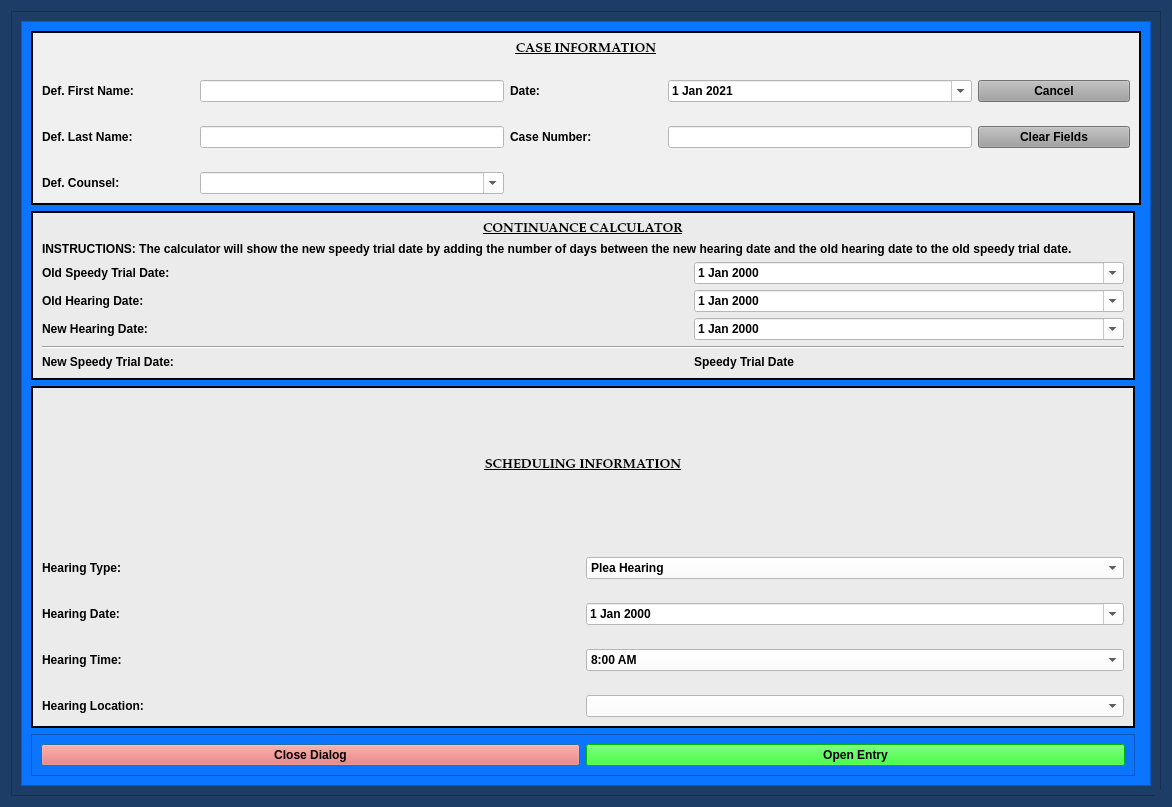
Above: munientry/views/ui/GeneralNoticeOfHearingDialog.ui from HunterProgram22/MuniEntry before the change. Below: the same form after it.
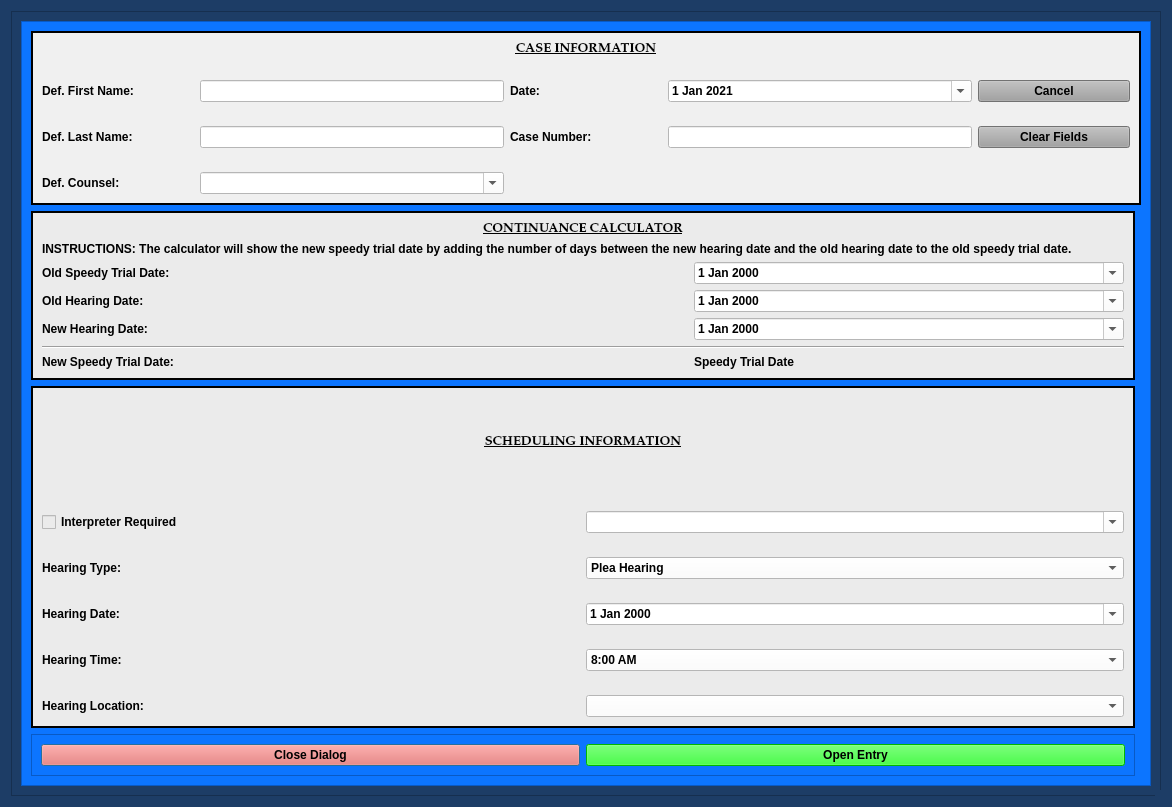
That is the form after the change. Custom widgets are drawn as their Qt base class.

Commit message: Starting to add interpreter for scheduling.

```diff
--- a/munientry/views/ui/GeneralNoticeOfHearingDialog.ui
+++ b/munientry/views/ui/GeneralNoticeOfHearingDialog.ui
@@ -180,8 +180,8 @@
           <rect>
            <x>0</x>
            <y>0</y>
-           <width>1144</width>
-           <height>750</height>
+           <width>1132</width>
+           <height>767</height>
           </rect>
          </property>
          <layout class="QGridLayout" name="gridLayout_2">
@@ -423,63 +423,50 @@
             </property>
             <layout class="QGridLayout" name="gridLayout_6">
              <item row="0" column="0">
-              <layout class="QGridLayout" name="gridLayout_3" rowstretch="1,0,0,0,0">
+              <layout class="QGridLayout" name="gridLayout_3" rowstretch="1,0,0,0,0,0">
                <property name="verticalSpacing">
                 <number>24</number>
                </property>
-               <item row="3" column="0">
+               <item row="3" column="1">
+                <widget class="NoScrollDateEdit" name="hearing_date">
+                 <property name="styleSheet">
+                  <string notr="true">color: rgb(0, 0, 0);
+background-color: rgb(255, 255, 255);</string>
+                 </property>
+                 <property name="calendarPopup">
+                  <bool>true</bool>
+                 </property>
+                </widget>
+               </item>
+               <item row="4" column="0">
                 <widget class="QLabel" name="label_4">
                  <property name="text">
                   <string>Hearing Time:</string>
                  </property>
                 </widget>
                </item>
-               <item row="2" column="0">
+               <item row="3" column="0">
                 <widget class="QLabel" name="hearing_date_label">
                  <property name="text">
                   <string>Hearing Date:</string>
                  </property>
                 </widget>
                </item>
-               <item row="2" column="1">
-                <widget class="NoScrollDateEdit" name="hearing_date">
-                 <property name="styleSheet">
-                  <string notr="true">color: rgb(0, 0, 0);
-background-color: rgb(255, 255, 255);</string>
-                 </property>
-                 <property name="calendarPopup">
-                  <bool>true</bool>
-                 </property>
-                </widget>
-               </item>
-               <item row="0" column="0" colspan="2">
-                <widget class="QLabel" name="label_5">
-                 <property name="font">
-                  <font>
-                   <family>Palatino Linotype</family>
-                   <pointsize>10</pointsize>
-                   <weight>75</weight>
-                   <italic>false</italic>
-                   <bold>true</bold>
-                   <underline>true</underline>
-                  </font>
-                 </property>
+               <item row="5" column="0">
+                <widget class="QLabel" name="label_7">
                  <property name="text">
-                  <string>SCHEDULING INFORMATION</string>
-                 </property>
-                 <property name="alignment">
-                  <set>Qt::AlignCenter</set>
+                  <string>Hearing Location:</string>
                  </property>
                 </widget>
                </item>
-               <item row="1" column="0">
+               <item row="2" column="0">
                 <widget class="QLabel" name="hearing_type_label">
                  <property name="text">
                   <string>Hearing Type:</string>
                  </property>
                 </widget>
                </item>
-               <item row="3" column="1">
+               <item row="4" column="1">
                 <widget class="NoScrollComboBox" name="hearing_time_box">
                  <property name="styleSheet">
                   <string notr="true">background-color: rgb(255, 255, 255);</string>
@@ -631,14 +618,27 @@
                  </item>
                 </widget>
                </item>
-               <item row="4" column="0">
-                <widget class="QLabel" name="label_7">
+               <item row="0" column="0" colspan="2">
+                <widget class="QLabel" name="label_5">
+                 <property name="font">
+                  <font>
+                   <family>Palatino Linotype</family>
+                   <pointsize>10</pointsize>
+                   <weight>75</weight>
+                   <italic>false</italic>
+                   <bold>true</bold>
+                   <underline>true</underline>
+                  </font>
+                 </property>
                  <property name="text">
-                  <string>Hearing Location:</string>
+                  <string>SCHEDULING INFORMATION</string>
+                 </property>
+                 <property name="alignment">
+                  <set>Qt::AlignCenter</set>
                  </property>
                 </widget>
                </item>
-               <item row="4" column="1">
+               <item row="5" column="1">
                 <widget class="NoScrollComboBox" name="hearing_location_box">
                  <property name="styleSheet">
                   <string notr="true">background-color: rgb(255, 255, 255);</string>
@@ -665,7 +665,7 @@
                  </item>
                 </widget>
                </item>
-               <item row="1" column="1">
+               <item row="2" column="1">
                 <widget class="NoScrollComboBox" name="hearing_type_box">
                  <property name="styleSheet">
                   <string notr="true">background-color: rgb(255, 255, 255);</string>
@@ -700,6 +700,48 @@
                  </item>
                 </widget>
                </item>
+               <item row="1" column="0">
+                <widget class="QCheckBox" name="interpreter_check_box">
+                 <property name="text">
+                  <string>Interpreter Required</string>
+                 </property>
+                </widget>
+               </item>
+               <item row="1" column="1">
+                <widget class="NoScrollComboBox" name="langugage_box">
+                 <property name="styleSheet">
+                  <string notr="true">background-color: rgb(255, 255, 255);</string>
+                 </property>
+                 <property name="editable">
+                  <bool>true</bool>
+                 </property>
+                 <item>
+                  <property name="text">
+                   <string/>
+                  </property>
+                 </item>
+                 <item>
+                  <property name="text">
+                   <string>Spanish</string>
+                  </property>
+                 </item>
+                 <item>
+                  <property name="text">
+                   <string>Porteguese</string>
+                  </property>
+                 </item>
+                 <item>
+                  <property name="text">
+                   <string>Nepali</string>
+                  </property>
+                 </item>
+                 <item>
+                  <property name="text">
+                   <string>Vietnamese</string>
+                  </property>
+                 </item>
+                </widget>
+               </item>
               </layout>
              </item>
             </layout>
```
The commit also changes 1 other file.
